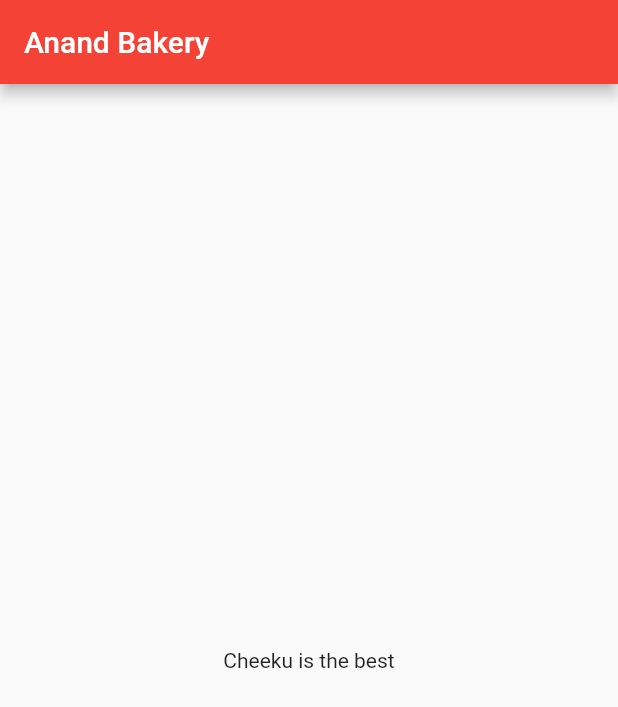
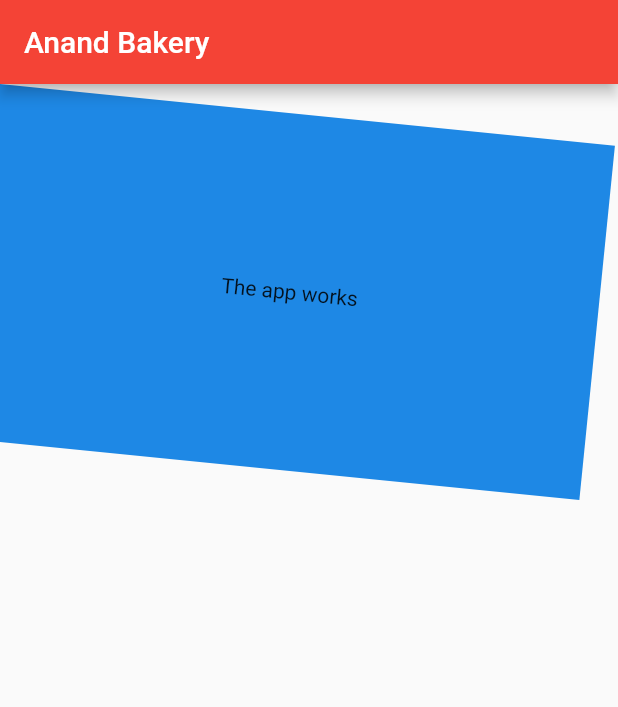
Before and after one commit to GurpreetSingh5/anand_bakery, a Flutter app: the screen it shows after launch, on a phone screen of 412 x 824 dp. Shown: the top 707 px of the screen. Run offline on Flutter 3.47's test engine with Material 2 defaults, Android fonts, the phone set to English and light mode, and no system bars.

Commit message:
Added container with margin for body
Added container with margin for body for inner widget

```diff
--- a/lib/HomeScreen.dart
+++ b/lib/HomeScreen.dart
@@ -13,10 +13,19 @@ class _HomeScreenState extends State<HomeScreen> {
         title: new Text('Anand Bakery'),
         backgroundColor: Colors.red,
       ),
-      body: new Center(
-        child: new Text('Cheeku is the best'),
+      body: Container(
+          constraints: BoxConstraints.expand(
+            height: Theme.of(context).textTheme.display1.fontSize * 1.1 + 200.0,
+          ),
+          padding: const EdgeInsets.all(8.0),
+          color: Colors.blue[600],
+          alignment: Alignment.center,
+          child: new Center(
+                child: new Text('The app works'),
 
-      ),
+              ),
+          transform: Matrix4.rotationZ(0.1),
+        ),
     );
   }
 }
```
